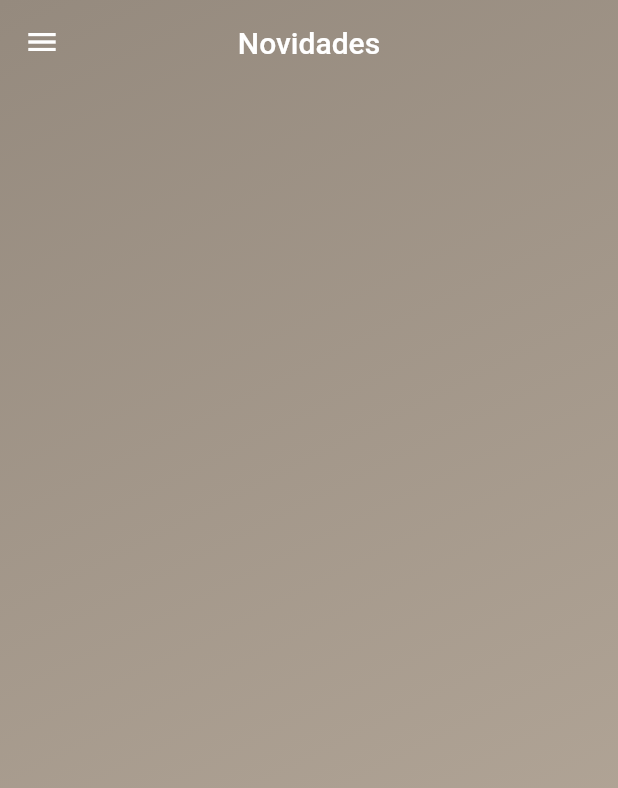
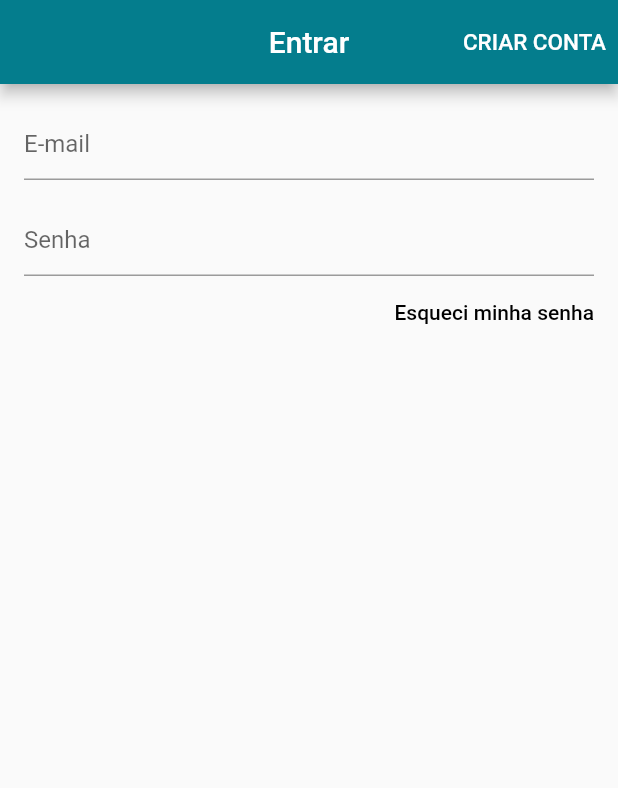
Before and after one commit to gabrielpereira3/loja, a Flutter app: the screen it shows after launch, on a phone screen of 412 x 824 dp. Shown: the top 788 px of the screen. Run offline on Flutter 3.47's test engine with Material 2 defaults, Android fonts, the phone set to English and light mode, and no system bars; our stand-ins replace carousel_slider, cloud_firestore, firebase_core, transparent_image; accounts and stored records are empty.

Commit message:
Tela de login

```diff
--- a/lib/main.dart
+++ b/lib/main.dart
@@ -1,6 +1,7 @@
 import 'package:flutter/material.dart';
 import 'package:loja/screens/home_screen.dart';
 import 'package:firebase_core/firebase_core.dart';
+import 'package:loja/screens/login_screen.dart';
 
 void main() async {
   WidgetsFlutterBinding.ensureInitialized();
@@ -20,7 +21,7 @@ class MyApp extends StatelessWidget {
           primarySwatch: Colors.blue,
           primaryColor: const Color.fromARGB(255, 4, 125, 141)
       ),
-      home: HomeScreen(),
+      home: LoginScreen(),
     );
   }
 }
--- /dev/null
+++ b/lib/screens/login_screen.dart
@@ -0,0 +1,93 @@
+import 'package:flutter/material.dart';
+
+class LoginScreen extends StatelessWidget {
+  const LoginScreen({Key? key}) : super(key: key);
+
+  @override
+  Widget build(BuildContext context) {
+    return Scaffold(
+      appBar: AppBar(
+        title: const Text("Entrar"),
+        centerTitle: true,
+        backgroundColor: Theme.of(context).primaryColor,
+        actions: [
+          TextButton(
+            onPressed: () {},
+            child: const Text(
+              "CRIAR CONTA",
+              style: TextStyle(
+                color: Colors.white,
+                fontSize: 15,
+              ),
+            ),
+          )
+        ],
+      ),
+      body: Form(
+        child: ListView(
+          padding: EdgeInsets.all(16),
+          children: [
+            TextFormField(
+              decoration: const InputDecoration(hintText: "E-mail"),
+              keyboardType: TextInputType.emailAddress,
+            ),
+            const SizedBox(height: 16),
+            TextFormField(
+              decoration: const InputDecoration(hintText: "Senha"),
+              obscureText: true,
+            ),
+            Align(
+              alignment: Alignment.centerRight,
+              child: TextButton(
+                style: ButtonStyle(padding: MaterialStateProperty.all<EdgeInsetsGeometry>(EdgeInsets.zero)),
+                onPressed: () {},
+                child: const Text(
+                  "Esqueci minha senha",
+                  style: TextStyle(color: Colors.black),
+                  textAlign: TextAlign.right,
+                ),
+              ),
+            ),
+          ],
+        ),
+      ),
+      //   Padding(
+      //   padding: EdgeInsets.all(12),
+      //   child: Column(
+      //     crossAxisAlignment: CrossAxisAlignment.stretch,
+      //     children: [
+      //       TextField(
+      //         decoration: InputDecoration(labelText: "E-mail"),
+      //       ),
+      //       TextField(
+      //         decoration: InputDecoration(labelText: "Senha"),
+      //       ),
+      //       Align(
+      //         alignment: Alignment.centerRight,
+      //         child: TextButton(
+      //           onPressed: () {},
+      //           child: const Text(
+      //             "Esqueci minha senha",
+      //             style: TextStyle(color: Colors.black),
+      //           ),
+      //         ),
+      //       ),
+      //       SizedBox(
+      //         height: 44,
+      //         child: ElevatedButton(
+      //           style: ButtonStyle(
+      //               backgroundColor: MaterialStateProperty.all<Color>(
+      //                   Theme.of(context).primaryColor)),
+      //           onPressed: () {},
+      //           child: const Text(
+      //             "Entrar",
+      //             style: TextStyle(fontSize: 18, color: Colors.white),
+      //           ),
+      //         ),
+      //       ),
+      //     ],
+      //   ),
+      // ),
+    );
+  }
+}
--- a/lib/screens/product_screen.dart
+++ b/lib/screens/product_screen.dart
@@ -152,26 +152,36 @@ class _ProductScreenState extends State<ProductScreen> {
                   height: 44,
                   child: ElevatedButton(
                     style: ButtonStyle(
-                      backgroundColor: size != null ? MaterialStateProperty.all<Color>(
-                          Theme.of(context).primaryColor) : MaterialStateProperty.all<Color>(Colors.grey.shade300),
+                      backgroundColor: size != null
+                          ? MaterialStateProperty.all<Color>(
+                              Theme.of(context).primaryColor)
+                          : MaterialStateProperty.all<Color>(
+                              Colors.grey.shade300),
                     ),
-                    onPressed: size != null ? (){} : null,
+                    onPressed: size != null ? () {} : null,
                     child: Text(
                       "Adicionar ao carrinho",
-                      style: TextStyle(fontSize: 18, color: size != null ? Colors.white : Colors.grey.shade500),
+                      style: TextStyle(
+                          fontSize: 18,
+                          color: size != null
+                              ? Colors.white
+                              : Colors.grey.shade500),
                     ),
                   ),
-                  // child: TextButton(
-                  //   style: ButtonStyle(
-                  //     backgroundColor: MaterialStateProperty.all<Color>(
-                  //         Theme.of(context).primaryColor),
-                  //   ),
-                  //   onPressed: size != null ? () {} : null,
-                  //   child: const Text(
-                  //     "Adicionar ao carrinho",
-                  //     style: TextStyle(fontSize: 18, color: Colors.white),
-                  //   ),
-                  // ),
+                ),
+                const SizedBox(height: 16),
+                const Text(
+                  "Descrição",
+                  style: TextStyle(
+                    fontSize: 16,
+                    fontWeight: FontWeight.w500,
+                  ),
+                ),
+                Text(
+                  product.description!,
+                  style: TextStyle(
+                    fontSize: 16,
+                  ),
                 ),
               ],
             ),
--- a/lib/tabs/home_tab.dart
+++ b/lib/tabs/home_tab.dart
@@ -43,11 +43,16 @@ class _HomeTabState extends State<HomeTab> {
             ),
             SliverToBoxAdapter(
               child: FutureBuilder<QuerySnapshot>(
-                future: FirebaseFirestore.instance.collection("home").orderBy("pos").get(),
+                future: FirebaseFirestore.instance
+                    .collection("home")
+                    .orderBy("pos")
+                    .get(),
                 builder: (context, snapshot) {
                   if (!snapshot.hasData) {
                     return const Center(
-                      child: CircularProgressIndicator(),
+                      child: CircularProgressIndicator(
+                        valueColor: AlwaysStoppedAnimation<Color>(Colors.white),
+                      ),
                     );
                   } else {
                     return StaggeredGrid.count(
```
Lines whose indentation alone changed are shown as unchanged.
